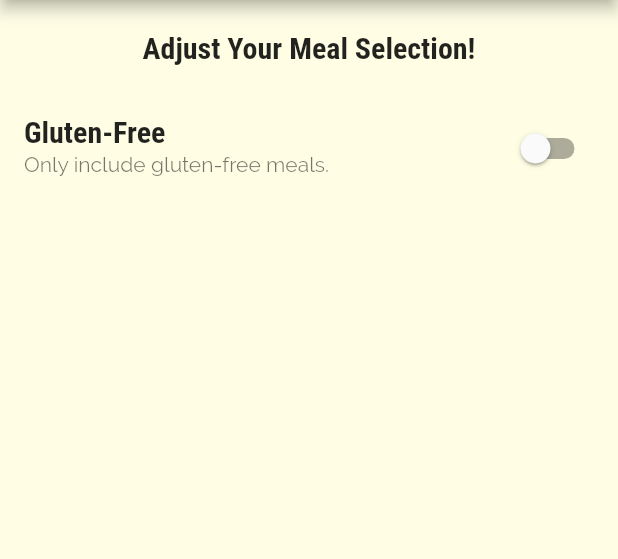
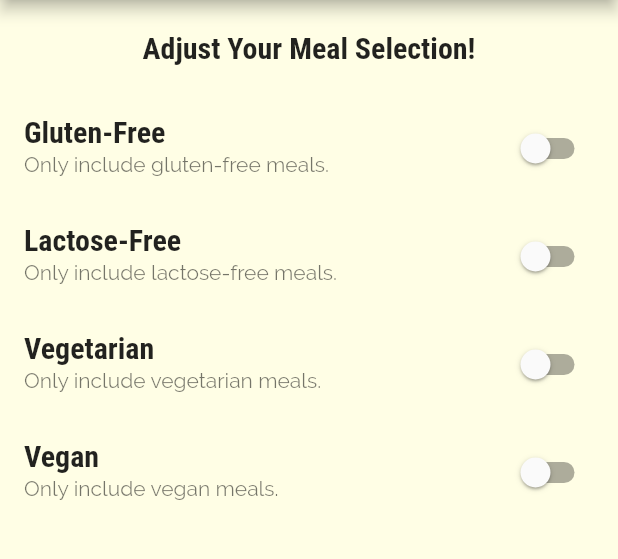
Before and after one commit to kaings-flutter/flutter_proj3, a Flutter app: the FiltersScreen screen opened by its route, on a phone screen of 412 x 824 dp, the part 84-643 px from its top. Run offline on Flutter 3.47's test engine with Material 2 defaults, Android fonts, the phone set to English and light mode, and no system bars.

Commit message:
added filter switches part2

```diff
--- a/lib/screens/filters_screen.dart
+++ b/lib/screens/filters_screen.dart
@@ -15,6 +15,16 @@ class _FiltersScreenState extends State<FiltersScreen> {
     '_vegan': false,
     '_lactoseFree': false
   };
+
+  Widget buildSwitchListTile(String _title, String _subtitle,
+      bool _currentValue, Function _updateValue) {
+    return SwitchListTile(
+      title: Text(_title),
+      subtitle: Text(_subtitle),
+      value: _currentValue,
+      onChanged: _updateValue,
+    );
+  }
 
   @override
   Widget build(BuildContext context) {
@@ -36,16 +46,36 @@ class _FiltersScreenState extends State<FiltersScreen> {
           Expanded(
             child: ListView(
               children: [
-                SwitchListTile(
-                  title: Text('Gluten-Free'),
-                  subtitle: Text('Only include gluten-free meals.'),
-                  value: filterOptions['_glutenFree'],
-                  onChanged: (newValue) {
-                    setState(() {
-                      filterOptions['_glutenFree'] = newValue;
-                    });
-                  },
-                )
+                buildSwitchListTile(
+                    'Gluten-Free',
+                    'Only include gluten-free meals.',
+                    filterOptions['_glutenFree'], (newValue) {
+                  setState(() {
+                    filterOptions['_glutenFree'] = newValue;
+                  });
+                }),
+                buildSwitchListTile(
+                    'Lactose-Free',
+                    'Only include lactose-free meals.',
+                    filterOptions['_lactoseFree'], (newValue) {
+                  setState(() {
+                    filterOptions['_lactoseFree'] = newValue;
+                  });
+                }),
+                buildSwitchListTile(
+                    'Vegetarian',
+                    'Only include vegetarian meals.',
+                    filterOptions['_vegetarian'], (newValue) {
+                  setState(() {
+                    filterOptions['_vegetarian'] = newValue;
+                  });
+                }),
+                buildSwitchListTile('Vegan', 'Only include vegan meals.',
+                    filterOptions['_vegan'], (newValue) {
+                  setState(() {
+                    filterOptions['_vegan'] = newValue;
+                  });
+                }),
               ],
             ),
           ),
```
